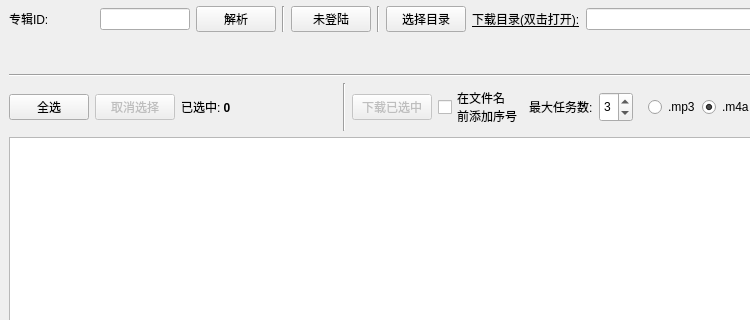
This is src/ui/mainwindow.ui in jing332/xmly-downloader-qt5 as Qt 5 draws it before an edit; both pictures show x 0 to 750 and y 0 to 320 of the 1089 by 700 pixel window. The edited form follows.
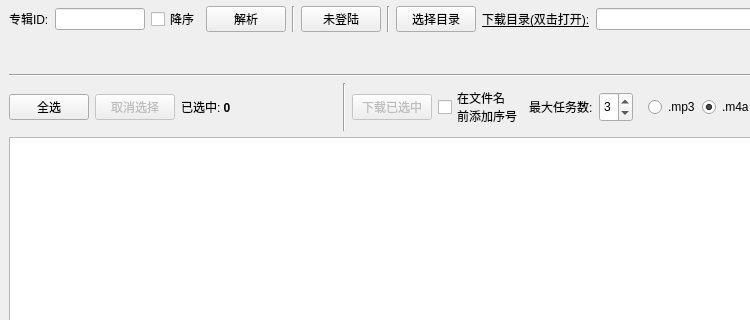
This is the edited form. Icons and pictures are not drawn.

Commit message: 支持降序解析 & 列表添加右键菜单: 获取下载地址

The edit to the form file:
```diff
--- a/src/ui/mainwindow.ui
+++ b/src/ui/mainwindow.ui
@@ -27,28 +27,28 @@
     </property>
     <item>
      <layout class="QHBoxLayout" name="horizontalLayout">
-      <item alignment="Qt::AlignLeft">
+      <item>
        <widget class="QLabel" name="audioBookIdlabel">
         <property name="sizePolicy">
-         <sizepolicy hsizetype="Expanding" vsizetype="Fixed">
+         <sizepolicy hsizetype="Maximum" vsizetype="Fixed">
           <horstretch>0</horstretch>
           <verstretch>0</verstretch>
          </sizepolicy>
         </property>
         <property name="minimumSize">
          <size>
-          <width>85</width>
+          <width>0</width>
           <height>0</height>
          </size>
         </property>
         <property name="maximumSize">
          <size>
-          <width>90</width>
+          <width>16777215</width>
           <height>16777215</height>
          </size>
         </property>
         <property name="text">
-         <string>专辑ID: </string>
+         <string>专辑ID:</string>
         </property>
        </widget>
       </item>
@@ -77,6 +77,13 @@
         </property>
        </widget>
       </item>
+      <item alignment="Qt::AlignLeft">
+       <widget class="QCheckBox" name="descCheckBox">
+        <property name="text">
+         <string>降序</string>
+        </property>
+       </widget>
+      </item>
       <item>
        <widget class="QPushButton" name="parseBtn">
         <property name="text">
```
The commit also changes 17 other files.
